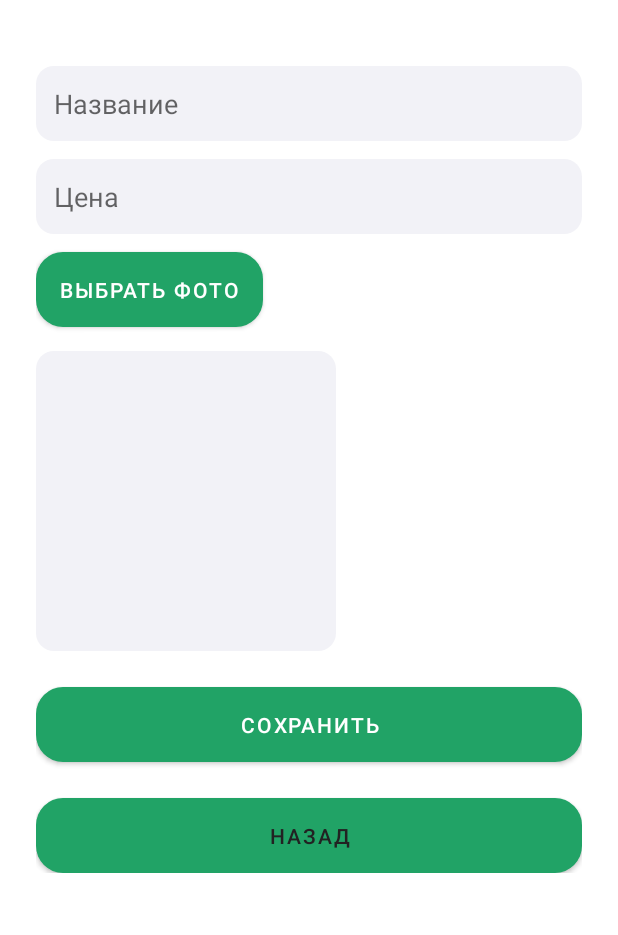
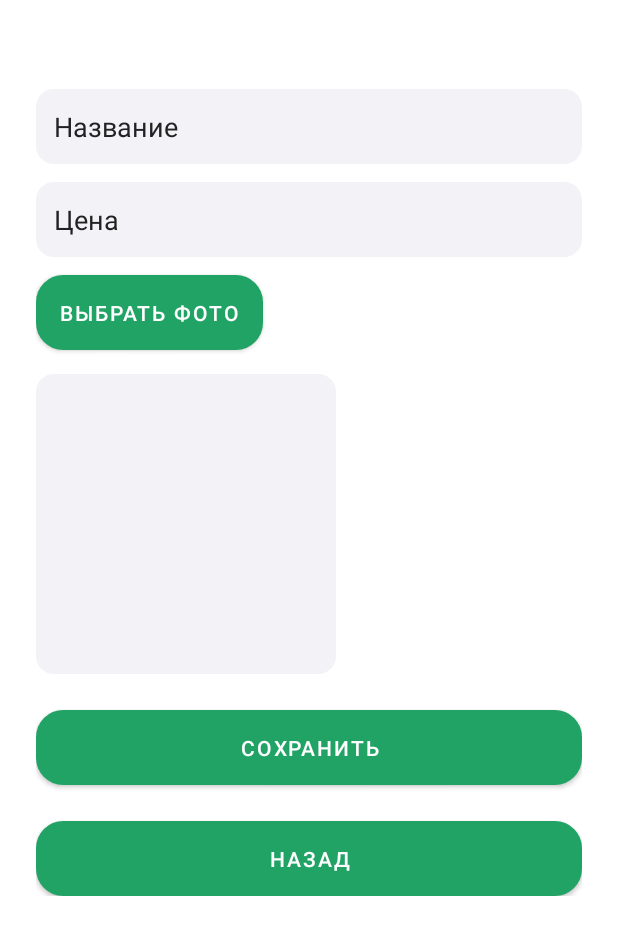
Before and after one commit to FutRel/CP_PI, an Android app: the HomeActivity screen opened directly, with no data from a screen before it, after a tap on "ДОБАВИТЬ ТОВАР", on a phone screen of 412 x 824 dp. Shown: the top 935 px of the screen. Run offline under Robolectric (Android 15) with nearby library versions, the phone set to English and light mode, and no system bars.

Commit message:
develop: images added + style

```diff
--- a/app/src/main/AndroidManifest.xml
+++ b/app/src/main/AndroidManifest.xml
@@ -1,6 +1,9 @@
 <?xml version="1.0" encoding="utf-8"?>
 <manifest xmlns:android="http://schemas.android.com/apk/res/android"
           xmlns:tools="http://schemas.android.com/tools">
+
+    <uses-permission android:name="android.permission.READ_EXTERNAL_STORAGE" />
+    <uses-permission android:name="android.permission.READ_MEDIA_IMAGES"/>
 
     <application
             android:allowBackup="true"
--- a/app/src/main/java/com/example/cp_pi/ProductAdapter.java
+++ b/app/src/main/java/com/example/cp_pi/ProductAdapter.java
@@ -1,50 +1,61 @@
 package com.example.cp_pi;
 
-import android.graphics.Bitmap;
 import android.graphics.BitmapFactory;
 import android.view.LayoutInflater;
 import android.view.View;
 import android.view.ViewGroup;
 import android.widget.ImageView;
 import android.widget.TextView;
+
+import androidx.annotation.NonNull;
 import androidx.recyclerview.widget.RecyclerView;
+
 import java.util.List;
 
 public class ProductAdapter extends RecyclerView.Adapter<ProductAdapter.Holder> {
 
-    List<Product> list;
+    List<Product> products;
 
-    public ProductAdapter(List<Product> list) { this.list = list; }
+    public ProductAdapter(List<Product> products) {
+        this.products = products;
+    }
 
+    @NonNull
     @Override
-    public Holder onCreateViewHolder(ViewGroup parent, int viewType) {
-        View v = LayoutInflater.from(parent.getContext()).inflate(R.layout.item_product, parent, false);
+    public Holder onCreateViewHolder(@NonNull ViewGroup parent, int viewType) {
+        View v = LayoutInflater.from(parent.getContext())
+                .inflate(R.layout.item_product, parent, false);
         return new Holder(v);
     }
 
     @Override
-    public void onBindViewHolder(Holder h, int pos) {
-        Product p = list.get(pos);
+    public void onBindViewHolder(@NonNull Holder h, int position) {
+        Product p = products.get(position);
+
         h.name.setText(p.name);
         h.price.setText(p.price + " ₽");
 
+        // показываем картинку
         if (p.image != null) {
-            Bitmap bmp = BitmapFactory.decodeFile(p.image);
-            h.image.setImageBitmap(bmp);
+            h.image.setImageBitmap(BitmapFactory.decodeFile(p.image));
         }
     }
 
     @Override
-    public int getItemCount() { return list.size(); }
+    public int getItemCount() {
+        return products.size();
+    }
 
-    class Holder extends RecyclerView.ViewHolder {
+    static class Holder extends RecyclerView.ViewHolder {
+
+        ImageView image;
         TextView name, price;
-        ImageView image;
-        Holder(View v) {
+
+        public Holder(View v) {
             super(v);
-            name = v.findViewById(R.id.txtName);
-            price = v.findViewById(R.id.txtPrice);
-            image = v.findViewById(R.id.imgProduct);
+            image = v.findViewById(R.id.itemImage);
+            name = v.findViewById(R.id.itemName);
+            price = v.findViewById(R.id.itemPrice);
         }
     }
 }
--- a/app/src/main/res/layout/activity_main.xml
+++ b/app/src/main/res/layout/activity_main.xml
@@ -44,7 +44,7 @@
             android:layout_width="match_parent"
             android:layout_height="50dp"
             android:text="Регистрация"
-            android:textColor="@color/textDark"
+            android:textColor="@android:color/white"
             android:background="@drawable/btn_round_gray"
             android:layout_marginTop="10dp"/>
 </LinearLayout>
--- a/app/src/main/res/layout/activity_new_product.xml
+++ b/app/src/main/res/layout/activity_new_product.xml
@@ -3,7 +3,7 @@
             android:layout_width="match_parent"
             android:layout_height="match_parent"
             android:padding="24dp"
-            android:layout_marginTop="20dp"
+            android:layout_marginTop="35dp"
             android:background="@color/bgLight">
 
     <LinearLayout
@@ -15,6 +15,8 @@
                 android:id="@+id/inputName"
                 android:layout_width="match_parent"
                 android:layout_height="50dp"
+                android:textColor="@color/textDark"
+                android:textColorHint="@color/textDark"
                 android:background="@drawable/rounded_input"
                 android:padding="12dp"
                 android:hint="Название"/>
@@ -25,6 +27,8 @@
                 android:layout_height="50dp"
                 android:background="@drawable/rounded_input"
                 android:padding="12dp"
+                android:textColor="@color/textDark"
+                android:textColorHint="@color/textDark"
                 android:hint="Цена"
                 android:inputType="number"
                 android:layout_marginTop="12dp"/>
@@ -38,7 +42,7 @@
                 android:layout_marginTop="12dp"/>
 
         <ImageView
-                android:id="@+id/imgPreview"
+                android:id="@+id/newImage"
                 android:layout_width="200dp"
                 android:layout_height="200dp"
                 android:layout_marginTop="16dp"
@@ -59,7 +63,7 @@
                 android:layout_width="match_parent"
                 android:layout_height="50dp"
                 android:text="Назад"
-                android:textColor="@color/textDark"
+                android:textColor="@android:color/white"
                 android:background="@drawable/btn_round_green"
                 android:layout_marginTop="24dp"/>
 
--- a/app/src/main/res/layout/activity_register.xml
+++ b/app/src/main/res/layout/activity_register.xml
@@ -43,7 +43,7 @@
             android:layout_width="match_parent"
             android:layout_height="50dp"
             android:text="Назад"
-            android:textColor="@color/textDark"
+            android:textColor="@android:color/white"
             android:background="@drawable/btn_round_gray"
             android:layout_marginTop="10dp" />
 </LinearLayout>
```
Also changed, not shown: app/src/main/java/com/example/cp_pi/NewProductActivity.java (+14 -8 lines), app/src/main/res/layout/item_product.xml (+4 -3 lines).
